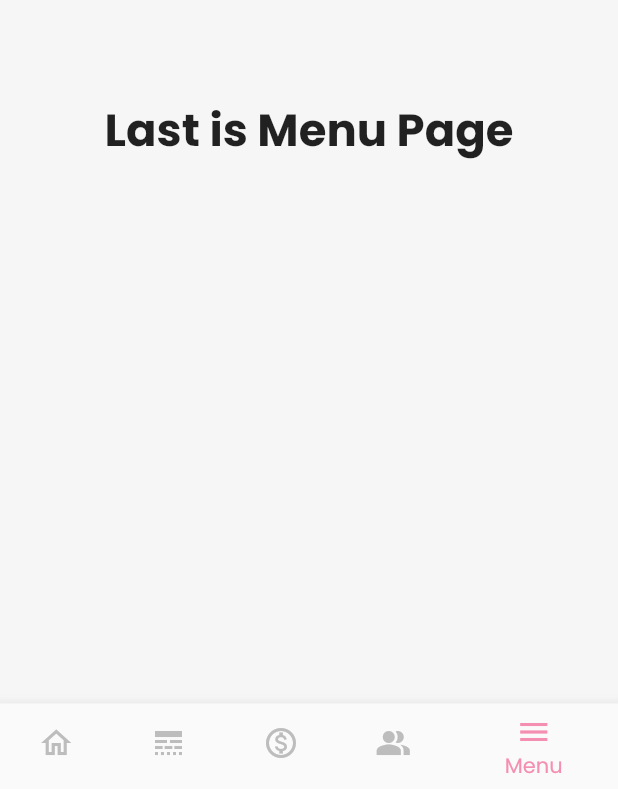
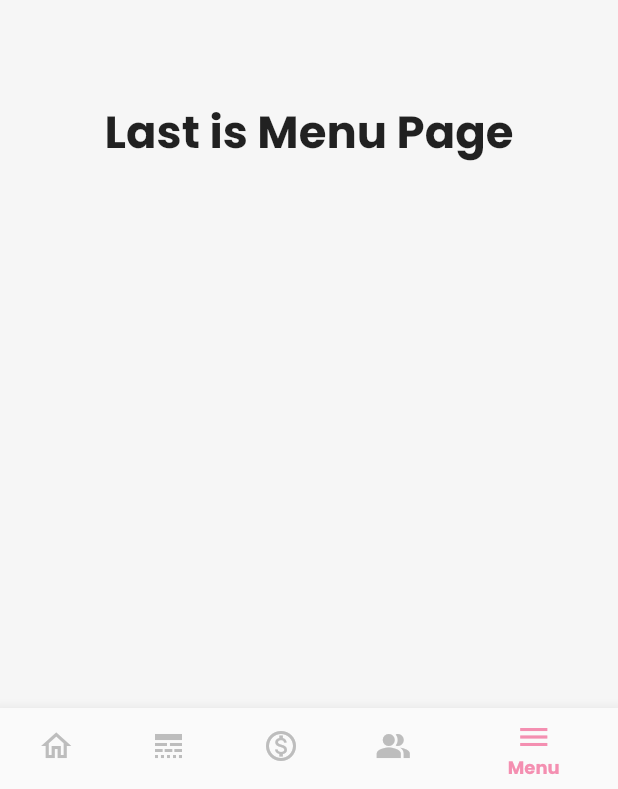
Before and after one commit to MarriageStory/MobileApps, a Flutter app: the BottomNavbar screen opened directly, item 5 of the bottom bar chosen, on a phone screen of 412 x 824 dp. Shown: the part 444-1233 px from the top of the screen. Run offline on Flutter 3.47's test engine with Material 2 defaults, Android fonts, the phone set to English and light mode, and no system bars; our stand-ins replace flutter_svg, google_fonts.

Commit message:
edit style navbar

```diff
--- a/lib/navbar/navbar.dart
+++ b/lib/navbar/navbar.dart
@@ -78,6 +78,12 @@ class _BottomNavbarState extends State<BottomNavbar> {
         selectedItemColor: Colors.pink[200],
         unselectedItemColor: Colors.grey[400],
         onTap: _onItemTapped,
+        showSelectedLabels: true,
+        showUnselectedLabels: false,
+        selectedLabelStyle: const TextStyle(
+          fontSize: 12,
+          fontWeight: FontWeight.bold,
+        ),
       ),
     );
   }
```
